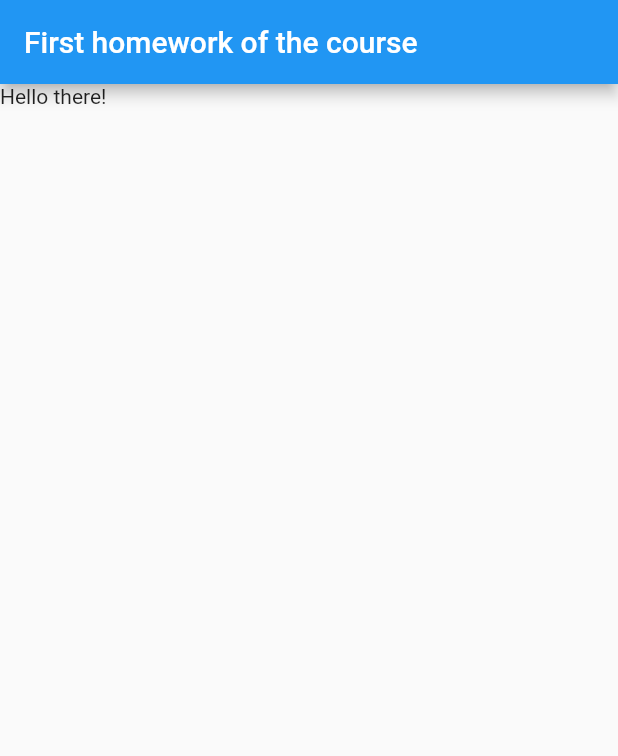
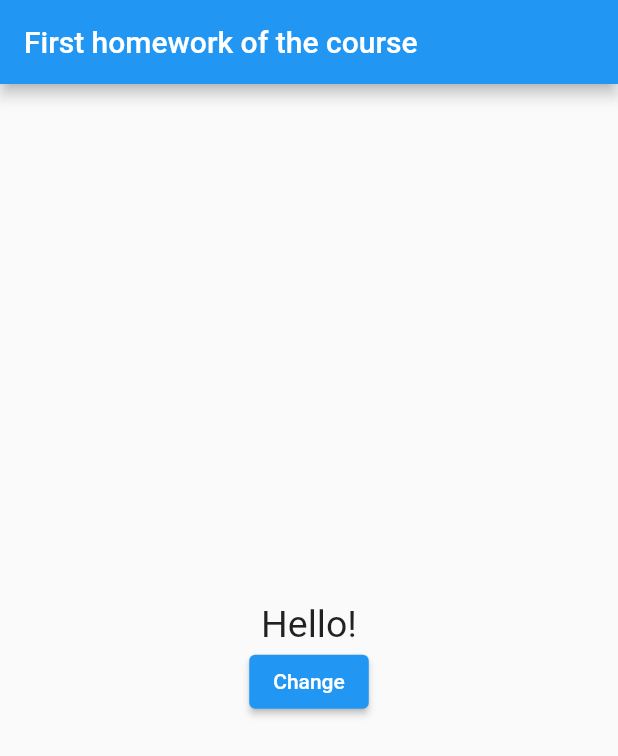
Before and after one commit to Alexsandrux/Learning_flutter, a Flutter app: the screen it shows after launch, on a phone screen of 412 x 824 dp. Shown: the top 756 px of the screen. Run offline on Flutter 3.47's test engine with Material 2 defaults, Android fonts, the phone set to English and light mode, and no system bars.

Commit message:
finishing the homework

```diff
--- /dev/null
+++ b/homework_1/lib/app.dart
@@ -0,0 +1,32 @@
+import 'package:flutter/material.dart';
+import './textControl.dart';
+import './textToControl.dart';
+
+class App extends StatelessWidget {
+  final VoidCallback? _changeFunction;
+  final List<String> _texts;
+  final int _textIndex;
+
+  App(this._changeFunction, this._texts, this._textIndex);
+
+  @override
+  Widget build(BuildContext context) {
+    return MaterialApp(
+      home: Scaffold(
+        appBar: AppBar(
+          title: const Text(
+            'First homework of the course',
+          ),
+        ),
+        body: Column(
+          mainAxisAlignment: MainAxisAlignment.center,
+          crossAxisAlignment: CrossAxisAlignment.center,
+          children: [
+            TextToControl(_texts, _textIndex),
+            TextControl(_changeFunction),
+          ],
+        ),
+      ),
+    );
+  }
+}
--- a/homework_1/lib/main.dart
+++ b/homework_1/lib/main.dart
@@ -5,24 +5,35 @@
 
 import 'package:flutter/material.dart';
 
+import 'App.dart';
+
 void main() {
   runApp(MyApp());
 }
 
-class MyApp extends StatelessWidget {
+class MyApp extends StatefulWidget {
+  @override
+  State<StatefulWidget> createState() {
+    return _MyAppState();
+  }
+}
+
+class _MyAppState extends State {
+  List<String> textsForChangeButton = ['Hello!', 'Bye!'];
+  int textIndex = 0;
+
+  void _incrementIndex() {
+    setState(() {
+      textIndex++;
+    });
+
+    if (textIndex > textsForChangeButton.length - 1) {
+      textIndex = 0;
+    }
+  }
+
   @override
   Widget build(BuildContext context) {
-    return MaterialApp(
-      home: Scaffold(
-        appBar: AppBar(
-          title: Text(
-            'First homework of the course',
-          ),
-        ),
-        body: Text(
-          'Hello there!',
-        ),
-      ),
-    );
+    return App(_incrementIndex, textsForChangeButton, textIndex);
   }
 }
--- /dev/null
+++ b/homework_1/lib/textControl.dart
@@ -0,0 +1,18 @@
+import 'package:flutter/material.dart';
+
+class TextControl extends StatelessWidget {
+  final VoidCallback? _changeFunction;
+
+  const TextControl(this._changeFunction, {Key? key}) : super(key: key);
+
+  @override
+  Widget build(BuildContext context) {
+    return Container(
+      alignment: Alignment.center,
+      child: ElevatedButton(
+        onPressed: _changeFunction,
+        child: const Text('Change'),
+      ),
+    );
+  }
+}
--- /dev/null
+++ b/homework_1/lib/textToControl.dart
@@ -0,0 +1,20 @@
+import 'package:flutter/material.dart';
+
+class TextToControl extends StatelessWidget {
+  final List<String> _texts;
+  final int _textIndex;
+
+  const TextToControl(this._texts, this._textIndex, {Key? key})
+      : super(key: key);
+
+  @override
+  Widget build(BuildContext context) {
+    return Container(
+        alignment: Alignment.center,
+        child: Text(
+          _texts[_textIndex],
+          textAlign: TextAlign.center,
+          style: TextStyle(fontSize: 25),
+        ));
+  }
+}
```
Also changed, not shown: homework_1/project_pictures/Screenshot 2022-03-12 201340.png (added), homework_1/project_pictures/Screenshot 2022-03-12 201400.png (added).
